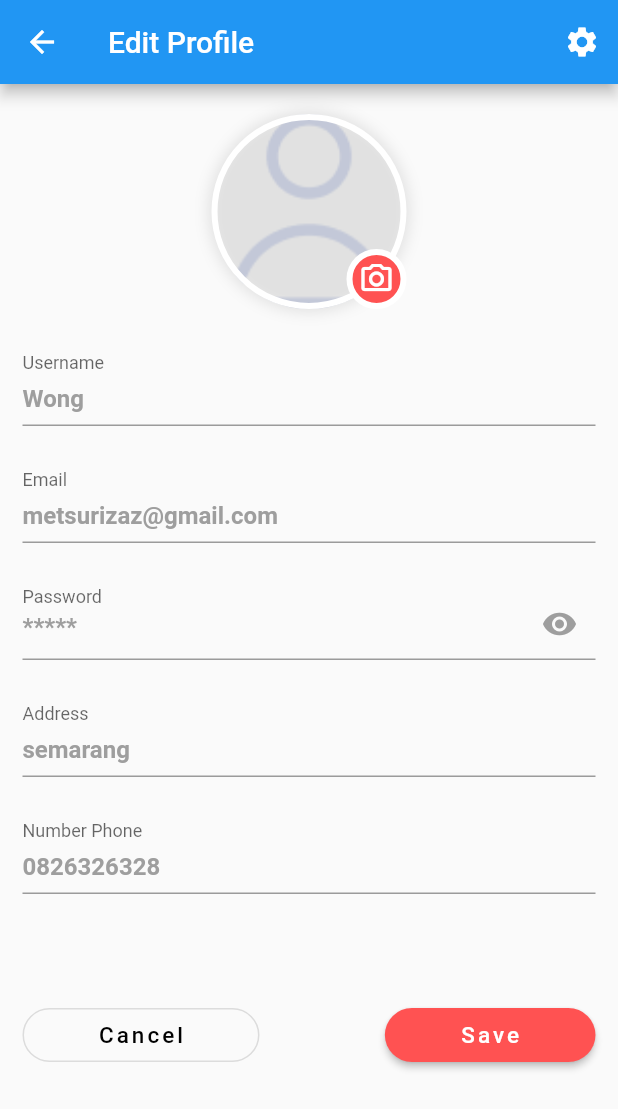
After one commit to MuhammadRifan/-Proyek-Capstone-CSD-095, a Flutter app: the EditProfile screen opened directly, on a phone screen of 412 x 824 dp. The commit adds this screen. Shown: the top 1109 px of the screen. Run offline on Flutter 3.47's test engine with Material 2 defaults, Android fonts, the phone set to English and light mode, and no system bars; our stand-ins replace another_flushbar, cached_network_image, cloud_firestore, firebase_auth, firebase_core, firebase_storage and 7 more; accounts and stored records are empty; network calls fail.

Commit message:
add edit profile

```diff
--- /dev/null
+++ b/lib/screens/home/edit_profile.dart
@@ -0,0 +1,151 @@
+import 'package:flutter/cupertino.dart';
+import 'package:flutter/material.dart';
+
+class EditProfile extends StatefulWidget {
+  const EditProfile({Key? key}) : super(key: key);
+
+  @override
+  _EditProfileState createState() => _EditProfileState();
+}
+
+class _EditProfileState extends State<EditProfile> {
+  bool isObsecurePassword = true;
+
+  @override
+  Widget build(BuildContext context) {
+    return Scaffold(
+      appBar: AppBar(
+        title: Text('Edit Profile'),
+          leading: IconButton(
+  onPressed: () {},
+  icon: Icon(
+  Icons.arrow_back,
+  color: Colors.white,),
+          ),
+        actions: [
+          IconButton(
+              onPressed: (){},
+              icon: Icon(Icons.settings,
+                  color: Colors.white))
+        ],
+  ),
+      body: Container(
+        padding: EdgeInsets.only(left: 15,top: 20,right: 15),
+        child: GestureDetector(
+          onTap: (){
+            FocusScope.of(context).unfocus();
+
+          },
+          child: ListView(
+            children: [
+              Center(
+                child: Stack(
+                  children: [
+                    Container(
+                      width: 130,
+                      height: 130,
+                      decoration: BoxDecoration(
+                        border: Border.all(width: 4,color: Colors.white),
+                        boxShadow: [
+                          BoxShadow(
+                            spreadRadius: 2,
+                            blurRadius: 8,
+                            color: Colors.black.withOpacity(0.1),
+                          )
+                        ],
+                        shape: BoxShape.circle,
+                        image: DecorationImage(
+                          fit: BoxFit.cover, image: AssetImage('assets/images/ic_profile.png'),
+                        )
+                      ),
+                    ),
+                    Positioned(
+                      bottom: 0,
+                      right: 0,
+                        child: Container(
+                          height: 40,
+                          width: 40,
+                          decoration: BoxDecoration(
+                            shape: BoxShape.circle,
+                            border: Border.all(
+                              width: 4,
+                              color: Colors.white,
+                            ),
+                            color: Colors.redAccent
+                          ),
+                          child: Icon(
+                            Icons.camera_alt_outlined,
+                            color: Colors.white,
+                          ),
+                        ),)
+                  ],
+                ),
+              ),
+              SizedBox(height: 30,),
+              buildTextField("Username","Wong",false),
+              buildTextField("Email","metsurizaz@gmail.com",false),
+              buildTextField("Password","*****", true),
+              buildTextField("Address","semarang",false),
+              buildTextField("Number Phone","0826326328",false),
+              SizedBox(height: 40,),
+              Row(
+                mainAxisAlignment: MainAxisAlignment.spaceBetween,
+                children: [
+                  OutlinedButton(onPressed: (){},
+                  child: Text(
+                      "Cancel",style: TextStyle(fontSize: 15,letterSpacing: 2,color: Colors.black
+                  )),
+                    style: OutlinedButton.styleFrom(
+                      padding: EdgeInsets.symmetric(horizontal: 50),
+                      shape: RoundedRectangleBorder(borderRadius: BorderRadius.circular(20))
+                    ),
+                  ),
+                  ElevatedButton(onPressed: (){}, child: Text("Save", style: TextStyle
+                    (fontSize: 15,
+                  letterSpacing: 2,
+                  color: Colors.white),
+                  ),
+                    style: ElevatedButton.styleFrom(
+                      primary: Colors.redAccent,
+                      padding: EdgeInsets.symmetric(horizontal: 50),
+                      shape: RoundedRectangleBorder(borderRadius: BorderRadius.circular(20))
+                    ),
+                  )
+                ],
+              )
+
+            ],
+          ),
+        ),
+      ),
+
+
+    );
+  }
+  Widget buildTextField(String labelText, String placeholder, bool isPasswordTextField) {
+    return Padding(padding: EdgeInsets.only(bottom: 30),
+      child: TextField(
+        obscureText: isPasswordTextField ? true : false,
+        decoration: InputDecoration(
+          suffixIcon: isPasswordTextField ?
+              IconButton(onPressed: (){
+                setState(() {
+                  isObsecurePassword = !isObsecurePassword;
+                });
+              },
+                  icon: Icon(Icons.remove_red_eye,color: Colors.grey,),
+              ): null,
+          contentPadding: EdgeInsets.only(bottom: 5),
+          labelText:  labelText,
+          floatingLabelBehavior: FloatingLabelBehavior.always,
+          hintText: placeholder,
+          hintStyle: TextStyle(
+            fontSize: 16,
+            fontWeight: FontWeight.bold,
+            color: Colors.grey
+          )
+        ),
+      ),
+    );
+  }
+}
--- a/lib/screens/home/home.dart
+++ b/lib/screens/home/home.dart
@@ -125,7 +125,7 @@ class Home extends StatelessWidget {
                               ),
                             );
                           },
-                          iconAsset: 'assets/images/ic_medic.png',
+                          iconAsset: 'assets/images/ic_vetcare.png',
                           title: "Vet Care",
                         ),
                         const SizedBox(
--- a/lib/screens/home/profile.dart
+++ b/lib/screens/home/profile.dart
@@ -5,6 +5,7 @@ import 'package:petto/core/services/auth_service.dart';
 import 'package:petto/core/services/user_db_service.dart';
 import 'package:petto/core/widget/flushbar.dart';
 import 'package:petto/screens/appointment/list_appointment.dart';
+import 'package:petto/screens/home/edit_profile.dart';
 import 'package:provider/provider.dart';
 
 class Profile extends StatefulWidget {
@@ -110,7 +111,7 @@ class _ProfileState extends State<Profile> {
                         Navigator.push(
                           context,
                           MaterialPageRoute(
-                            builder: (context) => const ListAppointment(),
+                            builder: (context) => const EditProfile(),
                           ),
                         );
                       },
@@ -120,20 +121,7 @@ class _ProfileState extends State<Profile> {
                       ),
                     ),
                     const SizedBox(height: 8),
-                    const ProfileWidget(
-                      text: 'Help',
-                      icon: Icons.help,
-                    ),
-                    const SizedBox(height: 8),
-                    const ProfileWidget(
-                      text: 'Privacy & Policy',
-                      icon: Icons.privacy_tip,
-                    ),
-                    const SizedBox(height: 8),
-                    const ProfileWidget(
-                      text: 'Term of Service',
-                      icon: Icons.report,
-                    ),
+
                     Align(
                       alignment: Alignment.center,
                       child: Container(
@@ -146,19 +134,7 @@ class _ProfileState extends State<Profile> {
                         ),
                       ),
                     ),
-                    GestureDetector(
-                      onTap: () async {
-                        var user = context.read<AuthService>().userData;
-                        var test = await context
-                            .read<UserDatabaseService>()
-                            .checkUserData(user!.uid);
-                        log(test.data().toString());
-                      },
-                      child: const ProfileWidget(
-                        text: 'Rate App',
-                        icon: Icons.star,
-                      ),
-                    ),
+
                     const SizedBox(height: 8),
                     GestureDetector(
                       onTap: () async {
```
Also changed, not shown: assets/images/ic_vetcare.png (added).
